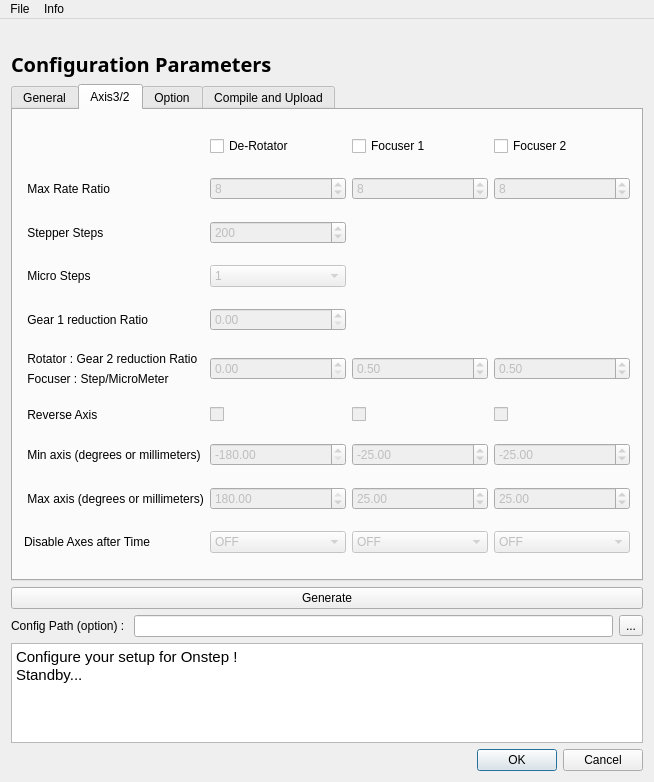
Qt form configurator.ui (dragonlost/Onstep_Generator) before a commit.
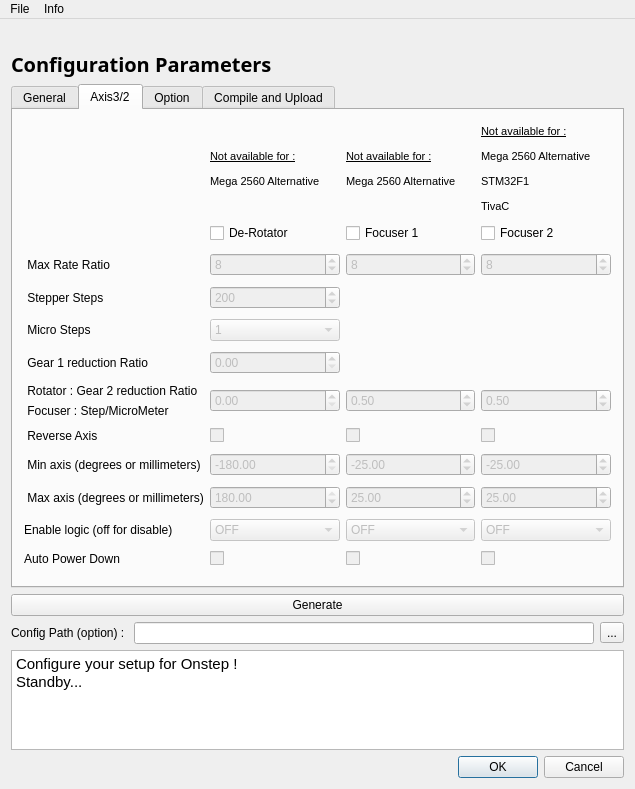
The same form after that commit. The open tabs and pages were chosen to show the change. Icons and pictures are not drawn.

The edit to the form file:
```diff
--- a/configurator.ui
+++ b/configurator.ui
@@ -6,10 +6,16 @@
    <rect>
     <x>0</x>
     <y>0</y>
-    <width>654</width>
-    <height>782</height>
+    <width>635</width>
+    <height>789</height>
    </rect>
   </property>
+  <property name="maximumSize">
+   <size>
+    <width>753</width>
+    <height>16777215</height>
+   </size>
+  </property>
   <property name="windowTitle">
    <string>configurator</string>
   </property>
@@ -756,28 +762,44 @@
           <string>Axis3/2</string>
          </attribute>
          <layout class="QGridLayout" name="gridLayout_3">
-          <item row="9" column="0">
+          <item row="10" column="3">
+           <widget class="QDoubleSpinBox" name="focus2_max_mil_doubleSpinBox">
+            <property name="enabled">
+             <bool>false</bool>
+            </property>
+            <property name="minimum">
+             <double>-999999.000000000000000</double>
+            </property>
+            <property name="maximum">
+             <double>999999.989999999990687</double>
+            </property>
+            <property name="value">
+             <double>25.000000000000000</double>
+            </property>
+           </widget>
+          </item>
+          <item row="11" column="0">
            <widget class="QLabel" name="label_13">
             <property name="text">
-             <string>Disable Axes after Time</string>
+             <string>Enable logic (off for disable)</string>
             </property>
            </widget>
           </item>
-          <item row="2" column="0">
+          <item row="4" column="0">
            <widget class="QLabel" name="label_35">
             <property name="text">
              <string> Stepper Steps</string>
             </property>
            </widget>
           </item>
-          <item row="8" column="0">
+          <item row="10" column="0">
            <widget class="QLabel" name="label_41">
             <property name="text">
              <string> Max axis (degrees or millimeters)</string>
             </property>
            </widget>
           </item>
-          <item row="8" column="1">
+          <item row="10" column="1">
            <widget class="QDoubleSpinBox" name="rot_max_angle_doubleSpinBox">
             <property name="enabled">
              <bool>false</bool>
@@ -793,7 +815,7 @@
             </property>
            </widget>
           </item>
-          <item row="1" column="1">
+          <item row="3" column="1">
            <widget class="QSpinBox" name="rot_mrate_spinBox">
             <property name="enabled">
              <bool>false</bool>
@@ -806,7 +828,7 @@
             </property>
            </widget>
           </item>
-          <item row="7" column="2">
+          <item row="9" column="2">
            <widget class="QDoubleSpinBox" name="focus1_min_mil_doubleSpinBox">
             <property name="enabled">
              <bool>false</bool>
@@ -822,7 +844,7 @@
             </property>
            </widget>
           </item>
-          <item row="1" column="3">
+          <item row="3" column="3">
            <widget class="QSpinBox" name="focus2_mrate_spinBox">
             <property name="enabled">
              <bool>false</bool>
@@ -835,14 +857,14 @@
             </property>
            </widget>
           </item>
-          <item row="4" column="0">
+          <item row="6" column="0">
            <widget class="QLabel" name="label_38">
             <property name="text">
              <string> Gear 1 reduction Ratio</string>
             </property>
            </widget>
           </item>
-          <item row="5" column="0">
+          <item row="7" column="0">
            <layout class="QVBoxLayout" name="verticalLayout_7">
             <item>
              <widget class="QLabel" name="label_37">
@@ -860,21 +882,21 @@
             </item>
            </layout>
           </item>
-          <item row="6" column="0">
+          <item row="8" column="0">
            <widget class="QLabel" name="label_39">
             <property name="text">
              <string> Reverse Axis</string>
             </property>
            </widget>
           </item>
-          <item row="7" column="0">
+          <item row="9" column="0">
            <widget class="QLabel" name="label_40">
             <property name="text">
              <string> Min axis (degrees or millimeters)</string>
             </property>
            </widget>
           </item>
-          <item row="5" column="2">
+          <item row="7" column="2">
            <widget class="QDoubleSpinBox" name="focus1_micro_doubleSpinBox">
             <property name="enabled">
              <bool>false</bool>
@@ -887,14 +909,14 @@
             </property>
            </widget>
           </item>
-          <item row="0" column="3">
+          <item row="2" column="3">
            <widget class="QCheckBox" name="focus2_checkBox">
             <property name="text">
              <string>Focuser 2</string>
             </property>
            </widget>
           </item>
-          <item row="6" column="1">
+          <item row="8" column="1">
            <widget class="QCheckBox" name="rot_reverse_checkBox">
             <property name="enabled">
              <bool>false</bool>
@@ -904,37 +926,21 @@
             </property>
            </widget>
           </item>
-          <item row="8" column="3">
-           <widget class="QDoubleSpinBox" name="focus2_max_mil_doubleSpinBox">
-            <property name="enabled">
-             <bool>false</bool>
-            </property>
-            <property name="minimum">
-             <double>-999999.000000000000000</double>
-            </property>
-            <property name="maximum">
-             <double>999999.989999999990687</double>
-            </property>
-            <property name="value">
-             <double>25.000000000000000</double>
-            </property>
-           </widget>
-          </item>
-          <item row="0" column="2">
+          <item row="2" column="2">
            <widget class="QCheckBox" name="focus1_checkBox">
             <property name="text">
              <string>Focuser 1</string>
             </property>
            </widget>
           </item>
-          <item row="0" column="1">
+          <item row="2" column="1">
            <widget class="QCheckBox" name="rot_checkBox">
             <property name="text">
              <string>De-Rotator</string>
             </property>
            </widget>
           </item>
-          <item row="6" column="3">
+          <item row="8" column="3">
            <widget class="QCheckBox" name="focus2_reverse_checkBox">
             <property name="enabled">
              <bool>false</bool>
@@ -944,21 +950,21 @@
             </property>
            </widget>
           </item>
-          <item row="1" column="0">
+          <item row="3" column="0">
            <widget class="QLabel" name="label_34">
             <property name="text">
              <string> Max Rate Ratio</string>
             </property>
            </widget>
           </item>
-          <item row="3" column="0">
+          <item row="5" column="0">
            <widget class="QLabel" name="label_36">
             <property name="text">
              <string> Micro Steps</string>
             </property>
            </widget>
           </item>
-          <item row="5" column="3">
+          <item row="7" column="3">
            <widget class="QDoubleSpinBox" name="focus2_micro_doubleSpinBox">
             <property name="enabled">
              <bool>false</bool>
@@ -971,7 +977,7 @@
             </property>
            </widget>
           </item>
-          <item row="8" column="2">
+          <item row="10" column="2">
            <widget class="QDoubleSpinBox" name="focus1_max_mil_doubleSpinBox">
             <property name="enabled">
              <bool>false</bool>
@@ -987,7 +993,7 @@
             </property>
            </widget>
           </item>
-          <item row="7" column="1">
+          <item row="9" column="1">
            <widget class="QDoubleSpinBox" name="rot_min_angle_doubleSpinBox">
             <property name="enabled">
              <bool>false</bool>
@@ -1003,7 +1009,7 @@
             </property>
            </widget>
           </item>
-          <item row="5" column="1">
+          <item row="7" column="1">
            <widget class="QDoubleSpinBox" name="rot_gear2_doubleSpinBox">
             <property name="enabled">
              <bool>false</bool>
@@ -1013,7 +1019,7 @@
             </property>
            </widget>
           </item>
-          <item row="1" column="2">
+          <item row="3" column="2">
            <widget class="QSpinBox" name="focus1_mrate_spinBox">
             <property name="enabled">
              <bool>false</bool>
@@ -1026,7 +1032,7 @@
             </property>
            </widget>
           </item>
-          <item row="6" column="2">
+          <item row="8" column="2">
            <widget class="QCheckBox" name="focus1_reverse_checkBox">
             <property name="enabled">
              <bool>false</bool>
@@ -1036,7 +1042,7 @@
             </property>
            </widget>
           </item>
-          <item row="3" column="1">
+          <item row="5" column="1">
            <widget class="QComboBox" name="rot_mode_comboBox">
             <property name="enabled">
              <bool>false</bool>
@@ -1088,7 +1094,7 @@
             </item>
            </widget>
           </item>
-          <item row="7" column="3">
+          <item row="9" column="3">
            <widget class="QDoubleSpinBox" name="focus2_min_mil_doubleSpinBox">
             <property name="enabled">
              <bool>false</bool>
@@ -1104,7 +1110,29 @@
             </property>
            </widget>
           </item>
-          <item row="4" column="1">
+          <item row="11" column="1">
+           <widget class="QComboBox" name="rot_di_comboBox">
+            <property name="enabled">
+             <bool>false</bool>
+            </property>
+            <item>
+             <property name="text">
+              <string>OFF</string>
+             </property>
+            </item>
+            <item>
+             <property name="text">
+              <string>HIGH</string>
+             </property>
+            </item>
+            <item>
+             <property name="text">
+              <string>LOW</string>
+             </property>
+            </item>
+           </widget>
+          </item>
+          <item row="6" column="1">
            <widget class="QDoubleSpinBox" name="rot_gear1_doubleSpinBox">
             <property name="enabled">
              <bool>false</bool>
@@ -1114,7 +1142,7 @@
             </property>
            </widget>
           </item>
-          <item row="2" column="1">
+          <item row="4" column="1">
            <widget class="QSpinBox" name="rot_step_spinBox">
             <property name="enabled">
              <bool>false</bool>
@@ -1130,51 +1158,7 @@
             </property>
            </widget>
           </item>
-          <item row="9" column="1">
-           <widget class="QComboBox" name="rot_di_comboBox">
-            <property name="enabled">
-             <bool>false</bool>
-            </property>
-            <item>
-             <property name="text">
-              <string>OFF</string>
-             </property>
-            </item>
-            <item>
-             <property name="text">
-              <string>HIGH</string>
-             </property>
-            </item>
-            <item>
-             <property name="text">
-              <string>LOW</string>
-             </property>
-            </item>
-           </widget>
-          </item>
-          <item row="9" column="2">
-           <widget class="QComboBox" name="focus1_di_comboBox">
-            <property name="enabled">
-             <bool>false</bool>
-            </property>
-            <item>
-             <property name="text">
-              <string>OFF</string>
-             </property>
-            </item>
-            <item>
-             <property name="text">
-              <string>HIGH</string>
-             </property>
-            </item>
-            <item>
-             <property name="text">
-              <string>LOW</string>
-             </property>
-            </item>
-           </widget>
-          </item>
-          <item row="9" column="3">
+          <item row="11" column="3">
            <widget class="QComboBox" name="focus2_di_comboBox">
             <property name="enabled">
              <bool>false</bool>
@@ -1196,6 +1180,92 @@
             </item>
            </widget>
           </item>
+          <item row="11" column="2">
+           <widget class="QComboBox" name="focus1_di_comboBox">
+            <property name="enabled">
+             <bool>false</bool>
+            </property>
+            <item>
+             <property name="text">
+              <string>OFF</string>
+             </property>
+            </item>
+            <item>
+             <property name="text">
+              <string>HIGH</string>
+             </property>
+            </item>
+            <item>
+             <property name="text">
+              <string>LOW</string>
+             </property>
+            </item>
+           </widget>
+          </item>
+          <item row="12" column="1">
+           <widget class="QCheckBox" name="rot_auto_checkBox">
+            <property name="enabled">
+             <bool>false</bool>
+            </property>
+            <property name="text">
+             <string/>
+            </property>
+           </widget>
+          </item>
+          <item row="12" column="3">
+           <widget class="QCheckBox" name="focus2_auto_checkBox">
+            <property name="enabled">
+             <bool>false</bool>
+            </property>
+            <property name="text">
+             <string/>
+            </property>
+           </widget>
+          </item>
+          <item row="12" column="2">
+           <widget class="QCheckBox" name="focus1_auto_checkBox">
+            <property name="enabled">
+             <bool>false</bool>
+            </property>
+            <property name="text">
+             <string/>
+            </property>
+           </widget>
+          </item>
+          <item row="12" column="0">
+           <widget class="QLabel" name="label_47">
+            <property name="text">
+             <string>Auto Power Down</string>
+            </property>
+           </widget>
+          </item>
+          <item row="1" column="1">
+           <widget class="QLabel" name="label_49">
+            <property name="maximumSize">
+             <size>
+              <width>16777215</width>
+              <height>40</height>
+             </size>
+            </property>
+            <property name="text">
+             <string>&lt;html&gt;&lt;head/&gt;&lt;body&gt;&lt;p&gt;&lt;span style=&quot; font-size:8pt; text-decoration: underline;&quot;&gt;Not available for :&lt;/span&gt;&lt;/p&gt;&lt;p&gt;&lt;span style=&quot; font-size:8pt;&quot;&gt;Mega 2560 Alternative&lt;/span&gt;&lt;/p&gt;&lt;/body&gt;&lt;/html&gt;</string>
+            </property>
+           </widget>
+          </item>
+          <item row="1" column="2">
+           <widget class="QLabel" name="label_50">
+            <property name="text">
+             <string>&lt;html&gt;&lt;head/&gt;&lt;body&gt;&lt;p&gt;&lt;span style=&quot; font-size:8pt; text-decoration: underline;&quot;&gt;Not available for :&lt;/span&gt;&lt;/p&gt;&lt;p&gt;&lt;span style=&quot; font-size:8pt;&quot;&gt;Mega 2560 Alternative&lt;/span&gt;&lt;/p&gt;&lt;/body&gt;&lt;/html&gt;</string>
+            </property>
+           </widget>
+          </item>
+          <item row="1" column="3">
+           <widget class="QLabel" name="label_51">
+            <property name="text">
+             <string>&lt;html&gt;&lt;head/&gt;&lt;body&gt;&lt;p&gt;&lt;span style=&quot; font-size:8pt; text-decoration: underline;&quot;&gt;Not available for :&lt;/span&gt;&lt;/p&gt;&lt;p&gt;&lt;span style=&quot; font-size:8pt;&quot;&gt;Mega 2560 Alternative&lt;/span&gt;&lt;/p&gt;&lt;p&gt;&lt;span style=&quot; font-size:8pt;&quot;&gt;STM32F1&lt;/span&gt;&lt;/p&gt;&lt;p&gt;&lt;span style=&quot; font-size:8pt;&quot;&gt;TivaC&lt;/span&gt;&lt;/p&gt;&lt;/body&gt;&lt;/html&gt;</string>
+            </property>
+           </widget>
+          </item>
          </layout>
         </widget>
         <widget class="QWidget" name="option_tab">
@@ -2504,7 +2574,7 @@
     <rect>
      <x>0</x>
      <y>0</y>
-     <width>654</width>
+     <width>635</width>
      <height>22</height>
     </rect>
    </property>
```
Left out of the diff: 472 changed lines with no effect on the pictures.
